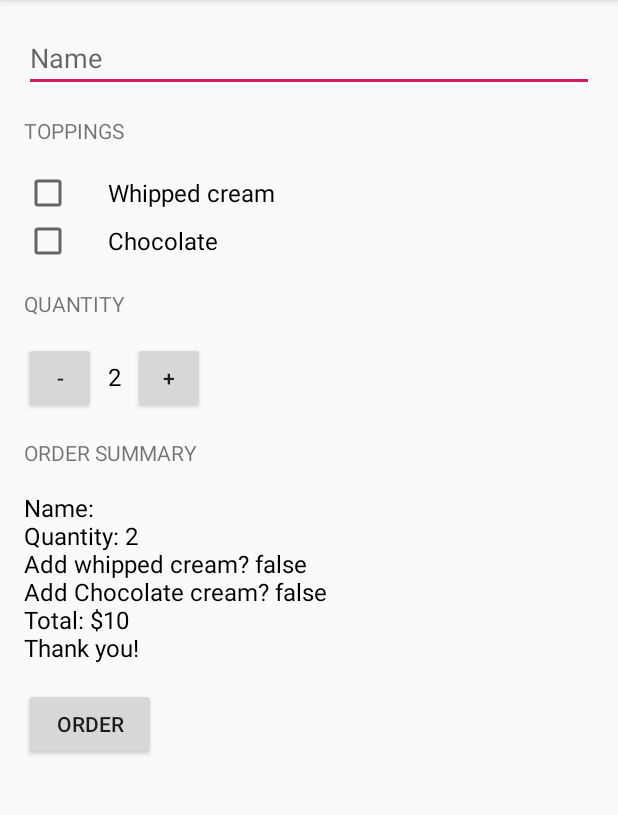
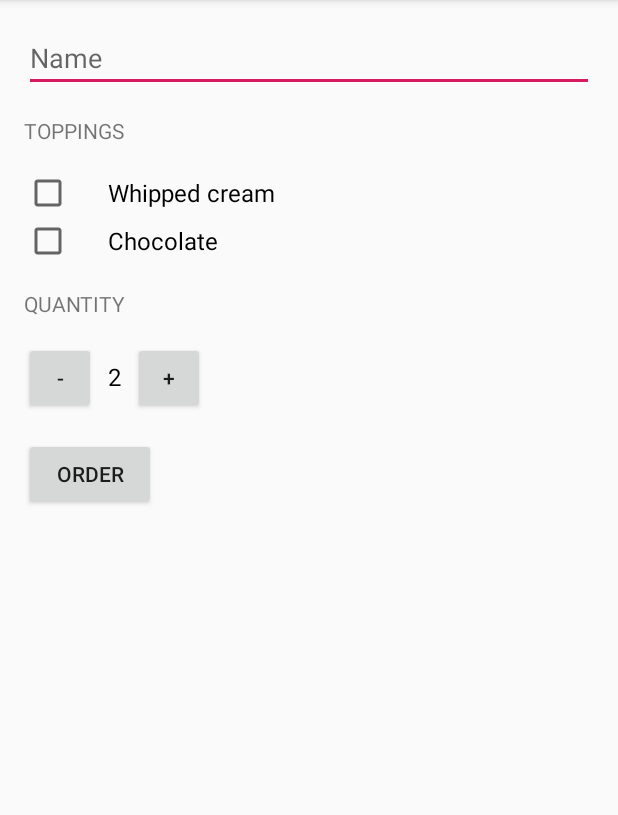
Before and after one commit to RemonShehata/Just-Java, an Android app: the screen it shows after launch (MainActivity), after a tap on "ORDER", on a phone screen of 412 x 824 dp, the part 84-899 px from its top. Run offline under Robolectric (Android 15) with nearby library versions, the phone set to English and light mode, and no system bars.

Commit message:
Use intent to send the order via E-mail

```diff
--- a/app/src/main/java/com/example/justjava/MainActivity.java
+++ b/app/src/main/java/com/example/justjava/MainActivity.java
@@ -1,6 +1,8 @@
 package com.example.justjava;
 
 import android.content.Context;
+import android.content.Intent;
+import android.net.Uri;
 import android.os.Bundle;
 import android.support.v7.app.AppCompatActivity;
 import android.view.View;
@@ -29,9 +31,17 @@ public class MainActivity extends AppCompatActivity {
         boolean hasWhippedCream = whippedCreamCheckBox.isChecked();
         boolean hasChocolate = chocolateCheckBox.isChecked();
         String name = nameEditText.getText().toString();
+
         int price = calculatePrice(hasWhippedCream, hasChocolate);
         String priceMessage = createOrderSummary(price, hasWhippedCream, hasChocolate, name);
-        displayMessage(priceMessage);
+
+        Intent intent = new Intent(Intent.ACTION_SENDTO);
+        intent.setData(Uri.parse("mailto:")); // only email apps should handle this
+        intent.putExtra(Intent.EXTRA_SUBJECT, "Just Java order for " + name);
+        intent.putExtra(Intent.EXTRA_TEXT, priceMessage);
+        if (intent.resolveActivity(getPackageManager()) != null) {
+            startActivity(intent);
+        }
     }
 
     /**
@@ -66,14 +76,6 @@ public class MainActivity extends AppCompatActivity {
     private void displayQuantity(int number) {
         TextView quantityTextView = (TextView) findViewById(R.id.quantity_text_view);
         quantityTextView.setText("" + number);
-    }
-
-    /**
-     * This method displays the given text on the screen.
-     */
-    private void displayMessage(String message) {
-        TextView orderSummaryTextView = (TextView) findViewById(R.id.order_summary_text_view);
-        orderSummaryTextView.setText(message);
     }
 
     /**
--- a/app/src/main/res/layout/activity_main.xml
+++ b/app/src/main/res/layout/activity_main.xml
@@ -80,22 +80,6 @@
 
         </LinearLayout>
 
-        <TextView
-            android:layout_width="wrap_content"
-            android:layout_height="wrap_content"
-            android:layout_marginTop="16dp"
-            android:text="Order Summary"
-            android:textAllCaps="true" />
-
-        <TextView
-            android:id="@+id/order_summary_text_view"
-            android:layout_width="wrap_content"
-            android:layout_height="wrap_content"
-            android:layout_marginTop="16dp"
-            android:text="$10"
-            android:textColor="@android:color/black"
-            android:textSize="16sp" />
-
         <Button
             android:layout_width="wrap_content"
             android:layout_height="wrap_content"
```
